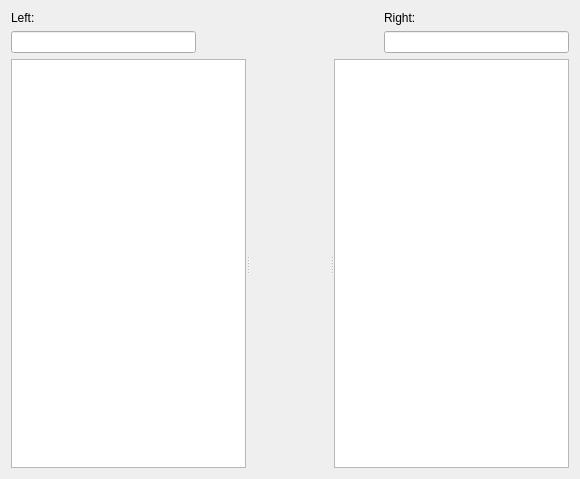
KDE/kommit, file src/widgets/diffwidget.ui: the form before one commit.
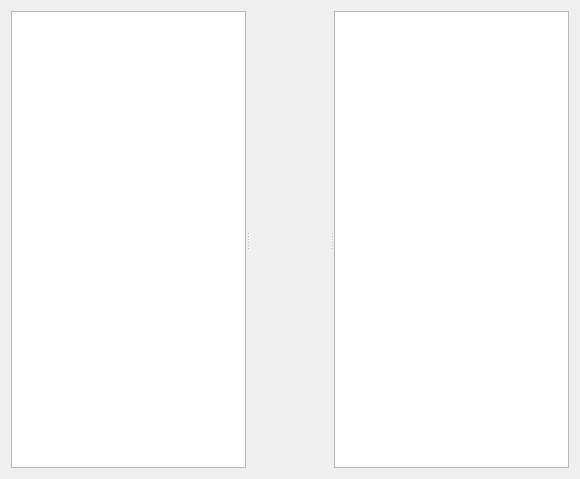
The form after the commit. Custom widgets are drawn as their Qt base class.

```diff
--- a/src/widgets/diffwidget.ui
+++ b/src/widgets/diffwidget.ui
@@ -11,143 +11,6 @@
    </rect>
   </property>
   <layout class="QVBoxLayout" name="verticalLayout_3">
-   <item>
-    <widget class="QWidget" name="filesInfoWidget" native="true">
-     <property name="sizePolicy">
-      <sizepolicy hsizetype="Preferred" vsizetype="Maximum">
-       <horstretch>0</horstretch>
-       <verstretch>0</verstretch>
-      </sizepolicy>
-     </property>
-     <layout class="QHBoxLayout" name="horizontalLayout">
-      <property name="spacing">
-       <number>4</number>
-      </property>
-      <property name="leftMargin">
-       <number>0</number>
-      </property>
-      <property name="topMargin">
-       <number>0</number>
-      </property>
-      <property name="rightMargin">
-       <number>0</number>
-      </property>
-      <property name="bottomMargin">
-       <number>0</number>
-      </property>
-      <item>
-       <widget class="QWidget" name="leftInfoContainer" native="true">
-        <property name="sizePolicy">
-         <sizepolicy hsizetype="Preferred" vsizetype="Maximum">
-          <horstretch>0</horstretch>
-          <verstretch>0</verstretch>
-         </sizepolicy>
-        </property>
-        <layout class="QVBoxLayout" name="verticalLayout">
-         <property name="leftMargin">
-          <number>0</number>
-         </property>
-         <property name="topMargin">
-          <number>0</number>
-         </property>
-         <property name="rightMargin">
-          <number>0</number>
-         </property>
-         <property name="bottomMargin">
-          <number>0</number>
-         </property>
-         <item>
-          <widget class="QLabel" name="label">
-           <property name="sizePolicy">
-            <sizepolicy hsizetype="Ignored" vsizetype="Maximum">
-             <horstretch>0</horstretch>
-             <verstretch>0</verstretch>
-            </sizepolicy>
-           </property>
-           <property name="styleSheet">
-            <string notr="true"/>
-           </property>
-           <property name="text">
-            <string>Left:</string>
-           </property>
-          </widget>
-         </item>
-         <item>
-          <widget class="QLineEdit" name="lineEditOldFileName">
-           <property name="baseSize">
-            <size>
-             <width>80</width>
-             <height>0</height>
-            </size>
-           </property>
-           <property name="readOnly">
-            <bool>true</bool>
-           </property>
-          </widget>
-         </item>
-        </layout>
-       </widget>
-      </item>
-      <item>
-       <spacer name="horizontalSpacer">
-        <property name="orientation">
-         <enum>Qt::Horizontal</enum>
-        </property>
-        <property name="sizeHint" stdset="0">
-         <size>
-          <width>80</width>
-          <height>20</height>
-         </size>
-        </property>
-       </spacer>
-      </item>
-      <item>
-       <widget class="QWidget" name="rightInfoContainer" native="true">
-        <property name="sizePolicy">
-         <sizepolicy hsizetype="Preferred" vsizetype="Maximum">
-          <horstretch>0</horstretch>
-          <verstretch>0</verstretch>
-         </sizepolicy>
-        </property>
-        <layout class="QVBoxLayout" name="verticalLayout_2">
-         <property name="leftMargin">
-          <number>0</number>
-         </property>
-         <property name="topMargin">
-          <number>0</number>
-         </property>
-         <property name="rightMargin">
-          <number>0</number>
-         </property>
-         <property name="bottomMargin">
-          <number>0</number>
-         </property>
-         <item>
-          <widget class="QLabel" name="label_2">
-           <property name="sizePolicy">
-            <sizepolicy hsizetype="Ignored" vsizetype="Maximum">
-             <horstretch>0</horstretch>
-             <verstretch>0</verstretch>
-            </sizepolicy>
-           </property>
-           <property name="text">
-            <string>Right:</string>
-           </property>
-          </widget>
-         </item>
-         <item>
-          <widget class="QLineEdit" name="lineEditNewFileName">
-           <property name="readOnly">
-            <bool>true</bool>
-           </property>
-          </widget>
-         </item>
-        </layout>
-       </widget>
-      </item>
-     </layout>
-    </widget>
-   </item>
    <item>
     <widget class="QSplitter" name="splitter">
      <property name="orientation">
```
